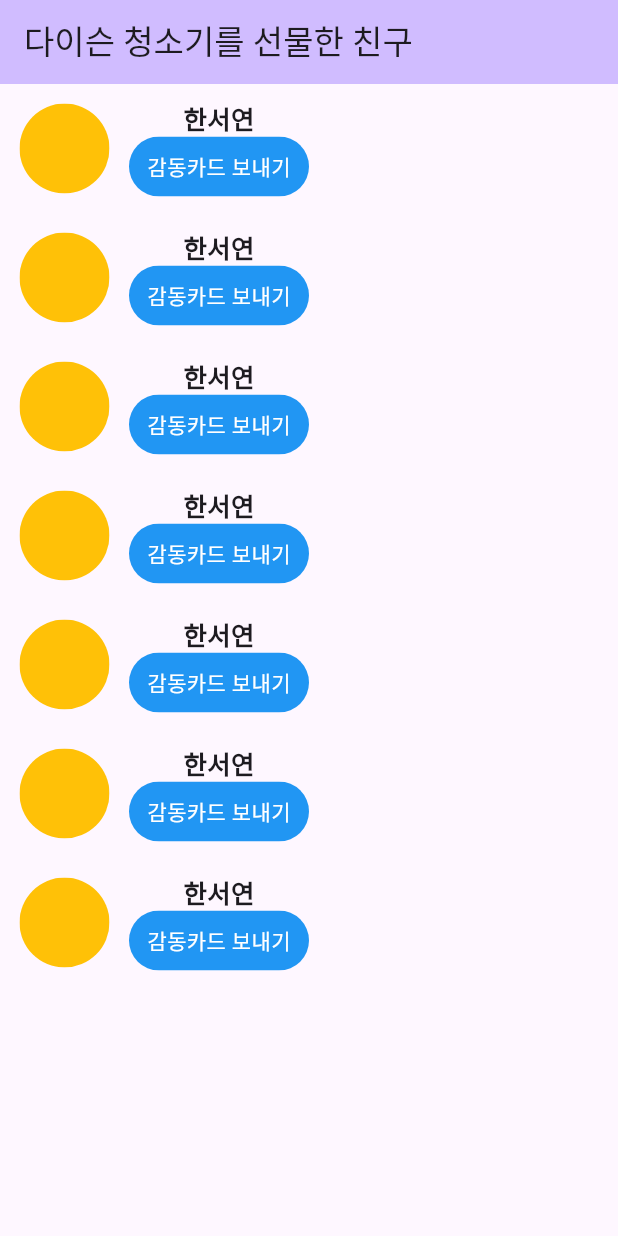
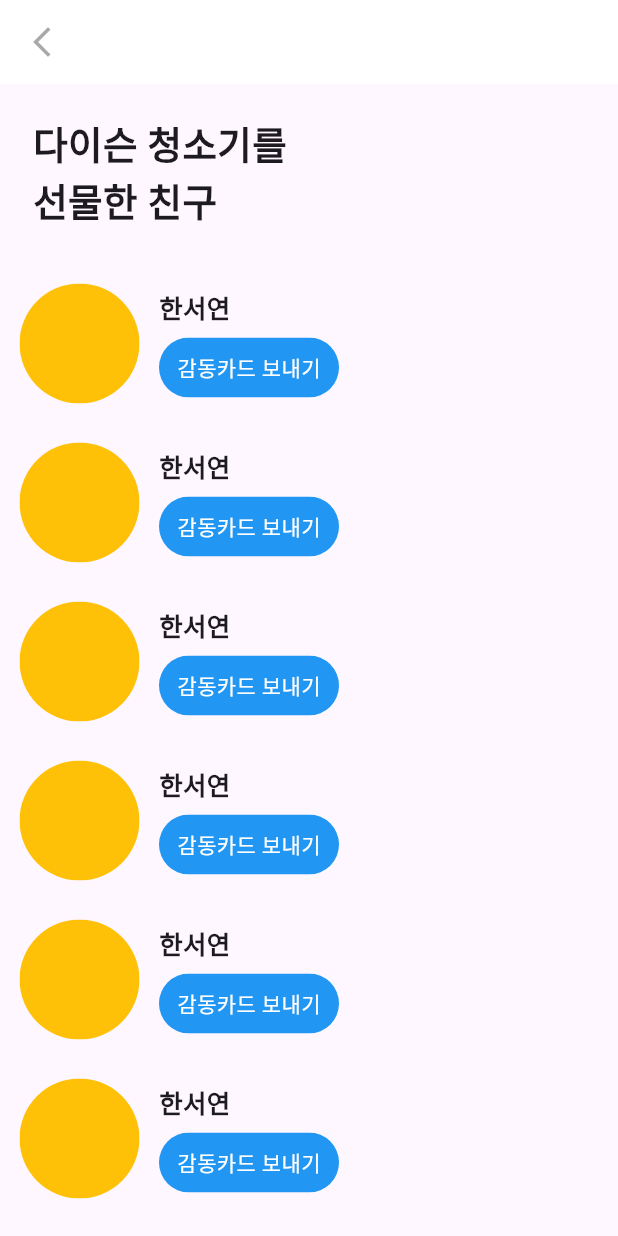
Before and after one commit to GK-solutionMD-2023-4th/seonmulbug, a Flutter app: the MyHomePage screen opened directly, on a phone screen of 412 x 824 dp. Run offline on Flutter 3.47's test engine with Material 3 defaults, Android fonts, the phone set to English and light mode, and no system bars.

Commit message:
“완성

```diff
--- a/lib/rookie.dart
+++ b/lib/rookie.dart
@@ -28,10 +28,10 @@
         //
         // This works for code too, not just values: Most code changes can be
         // tested with just a hot reload.
-        colorScheme: ColorScheme.fromSeed(seedColor: Colors.deepPurple),
+        colorScheme: ColorScheme.fromSeed(seedColor: Colors.white),
         useMaterial3: true,
       ),
-      home: const MyHomePage(title: '다이슨 청소기를 선물한 친구'),
+      home: const MyHomePage(title: ''),
     );
   }
 }
@@ -55,7 +55,7 @@
 }
 
 class _MyHomePageState extends State<MyHomePage> {
-  int _counter = 0;
+
 
   void _incrementCounter() {
     setState(() {
@@ -81,48 +81,64 @@
         // TRY THIS: Try changing the color here to a specific color (to
         // Colors.amber, perhaps?) and trigger a hot reload to see the AppBar
         // change color while the other colors stay the same.
-        backgroundColor: Theme.of(context).colorScheme.inversePrimary,
+        backgroundColor: Colors.white,
         // Here we take the value from the MyHomePage object that was created by
         // the App.build method, and use it to set our appbar title.
         title: Text(widget.title),
+        leading: IconButton(icon: Icon(Icons.arrow_back_ios_new), onPressed: null),
+
       ),
-      body: Container(
+      body: ListView(
         // Center is a layout widget. It takes a single child and positions it
         // in the middle of the parent.
-        child: Column(
-          crossAxisAlignment: CrossAxisAlignment.start,
           children: [
            Container(
             alignment: Alignment.topLeft,
-          // Column is also a layout widget. It takes a list of children and
-          // arranges them vertically. By default, it sizes itself to fit its
-          // children horizontally, and tries to be as tall as its parent.
-          //
-          // Column has various properties to control how it sizes itself and
-          // how it positions its children. Here we use mainAxisAlignment to
-          // center the children vertically; the main axis here is the vertical
-          // axis because Columns are vertical (the cross axis would be
-          // horizontal).
-          //
-          // TRY THIS: Invoke "debug painting" (choose the "Toggle Debug Paint"
-          // action in the IDE, or press "p" in the console), to see the
-          // wireframe for each widget.
            ),
           Column(
+            crossAxisAlignment: CrossAxisAlignment.start,
            children: [
+            Container(
+              margin: EdgeInsets.all(22.0),
+              child: Column(
+                crossAxisAlignment: CrossAxisAlignment.start,
+                children: [
+                Text(
+                '다이슨 청소기를',
+                  style: TextStyle(
+                  fontSize:25,
+                  fontWeight: FontWeight.bold
+                  ),
+                  textAlign: TextAlign.start,
+               ),
+
+               Text(
+                '선물한 친구',
+                  style: TextStyle(
+                  fontSize:25,
+                  fontWeight: FontWeight.bold
+                  ),
+                  textAlign: TextAlign.start,
+               ),
+                ],
+              ),
+            ),
+
              Row(
+              crossAxisAlignment: CrossAxisAlignment.center,
               children: [
                Container(
                 margin: EdgeInsets.all(13.0),
                 child: ClipOval(
                   child: Container(
-                  width: 60,
-                  height: 60,
+                  width: 80,
+                  height: 80,
                   color: Colors.amber,
                   ),
                 ),
               ),
               Column(
+                crossAxisAlignment: CrossAxisAlignment.start,
                 children: [
                Text(
                 '한서연',
@@ -131,6 +147,7 @@
                   fontWeight: FontWeight.bold
                   ),
                ),
+               SizedBox(height: 8),
                ClipRRect(
                 borderRadius: BorderRadius.circular(30.0), // 원하는 각을 설정
                 child: Container(
@@ -151,18 +168,20 @@
               ],
              ),
              Row(
+              crossAxisAlignment: CrossAxisAlignment.center,
               children: [
                Container(
                 margin: EdgeInsets.all(13.0),
                 child: ClipOval(
                   child: Container(
-                  width: 60,
-                  height: 60,
+                  width: 80,
+                  height: 80,
                   color: Colors.amber,
                   ),
                 ),
               ),
               Column(
+                crossAxisAlignment: CrossAxisAlignment.start,
                 children: [
                Text(
                 '한서연',
@@ -171,6 +190,7 @@
                   fontWeight: FontWeight.bold
                   ),
                ),
+               SizedBox(height: 8),
                ClipRRect(
                 borderRadius: BorderRadius.circular(30.0), // 원하는 각을 설정
                 child: Container(
@@ -191,18 +211,20 @@
               ],
              ),
              Row(
+              crossAxisAlignment: CrossAxisAlignment.center,
               children: [
                Container(
                 margin: EdgeInsets.all(13.0),
                 child: ClipOval(
                   child: Container(
-                  width: 60,
-                  height: 60,
+                  width: 80,
+                  height: 80,
                   color: Colors.amber,
                   ),
                 ),
               ),
               Column(
+                crossAxisAlignment: CrossAxisAlignment.start,
                 children: [
                Text(
                 '한서연',
@@ -211,6 +233,7 @@
                   fontWeight: FontWeight.bold
                   ),
                ),
+               SizedBox(height: 8),
                ClipRRect(
                 borderRadius: BorderRadius.circular(30.0), // 원하는 각을 설정
                 child: Container(
@@ -231,18 +254,20 @@
               ],
              ),
              Row(
+              crossAxisAlignment: CrossAxisAlignment.center,
               children: [
                Container(
                 margin: EdgeInsets.all(13.0),
                 child: ClipOval(
                   child: Container(
-                  width: 60,
-                  height: 60,
+                  width: 80,
+                  height: 80,
                   color: Colors.amber,
                   ),
                 ),
               ),
               Column(
+                crossAxisAlignment: CrossAxisAlignment.start,
                 children: [
                Text(
                 '한서연',
@@ -251,6 +276,7 @@
                   fontWeight: FontWeight.bold
                   ),
                ),
+               SizedBox(height: 8),
                ClipRRect(
                 borderRadius: BorderRadius.circular(30.0), // 원하는 각을 설정
                 child: Container(
@@ -271,18 +297,20 @@
               ],
              ),
              Row(
+              crossAxisAlignment: CrossAxisAlignment.center,
               children: [
                Container(
                 margin: EdgeInsets.all(13.0),
                 child: ClipOval(
                   child: Container(
-                  width: 60,
-                  height: 60,
+                  width: 80,
+                  height: 80,
                   color: Colors.amber,
                   ),
                 ),
               ),
               Column(
+                crossAxisAlignment: CrossAxisAlignment.start,
                 children: [
                Text(
                 '한서연',
@@ -291,6 +319,7 @@
                   fontWeight: FontWeight.bold
                   ),
                ),
+               SizedBox(height: 8),
                ClipRRect(
                 borderRadius: BorderRadius.circular(30.0), // 원하는 각을 설정
                 child: Container(
@@ -311,18 +340,20 @@
               ],
              ),
              Row(
+              crossAxisAlignment: CrossAxisAlignment.center,
               children: [
                Container(
                 margin: EdgeInsets.all(13.0),
                 child: ClipOval(
                   child: Container(
-                  width: 60,
-                  height: 60,
+                  width: 80,
+                  height: 80,
                   color: Colors.amber,
                   ),
                 ),
               ),
               Column(
+                crossAxisAlignment: CrossAxisAlignment.start,
                 children: [
                Text(
                 '한서연',
@@ -331,6 +362,7 @@
                   fontWeight: FontWeight.bold
                   ),
                ),
+               SizedBox(height: 8),
                ClipRRect(
                 borderRadius: BorderRadius.circular(30.0), // 원하는 각을 설정
                 child: Container(
@@ -351,18 +383,20 @@
               ],
              ),
              Row(
+              crossAxisAlignment: CrossAxisAlignment.center,
               children: [
                Container(
                 margin: EdgeInsets.all(13.0),
                 child: ClipOval(
                   child: Container(
-                  width: 60,
-                  height: 60,
+                  width: 80,
+                  height: 80,
                   color: Colors.amber,
                   ),
                 ),
               ),
               Column(
+                crossAxisAlignment: CrossAxisAlignment.start,
                 children: [
                Text(
                 '한서연',
@@ -371,6 +405,7 @@
                   fontWeight: FontWeight.bold
                   ),
                ),
+               SizedBox(height: 8),
                ClipRRect(
                 borderRadius: BorderRadius.circular(30.0), // 원하는 각을 설정
                 child: Container(
@@ -385,17 +420,59 @@
                 ),
                 ),
               )
-
                 ],
               ),
               ],
              ),
+            Row(
+              crossAxisAlignment: CrossAxisAlignment.center,
+              children: [
+               Container(
+                margin: EdgeInsets.all(13.0),
+                child: ClipOval(
+                  child: Container(
+                  width: 80,
+                  height: 80,
+                  color: Colors.amber,
+                  ),
+                ),
+              ),
+              Column(
+                crossAxisAlignment: CrossAxisAlignment.start,
+                children: [
+               Text(
+                '한서연',
+                  style: TextStyle(
+                  fontSize:17,
+                  fontWeight: FontWeight.bold
+                  ),
+               ),
+               SizedBox(height: 8),
+               ClipRRect(
+                borderRadius: BorderRadius.circular(30.0), // 원하는 각을 설정
+                child: Container(
+                width: 120.0,
+                height: 40.0,
+                color: Colors.blue,
+                child: Center(
+                  child: Text(
+                   '감동카드 보내기',
+                    style: TextStyle(color: Colors.white),
+                  ),
+                ),
+                ),
+              )
+                ],
+              ),
+              ],
+             ),
+
+
+
            ],
-
           )
         ],
         ),
-      ),// This trailing comma makes auto-formatting nicer for build methods.
-    );
+      );// This trailing comma makes auto-formatting nicer for build methods.
   }
 }
```
